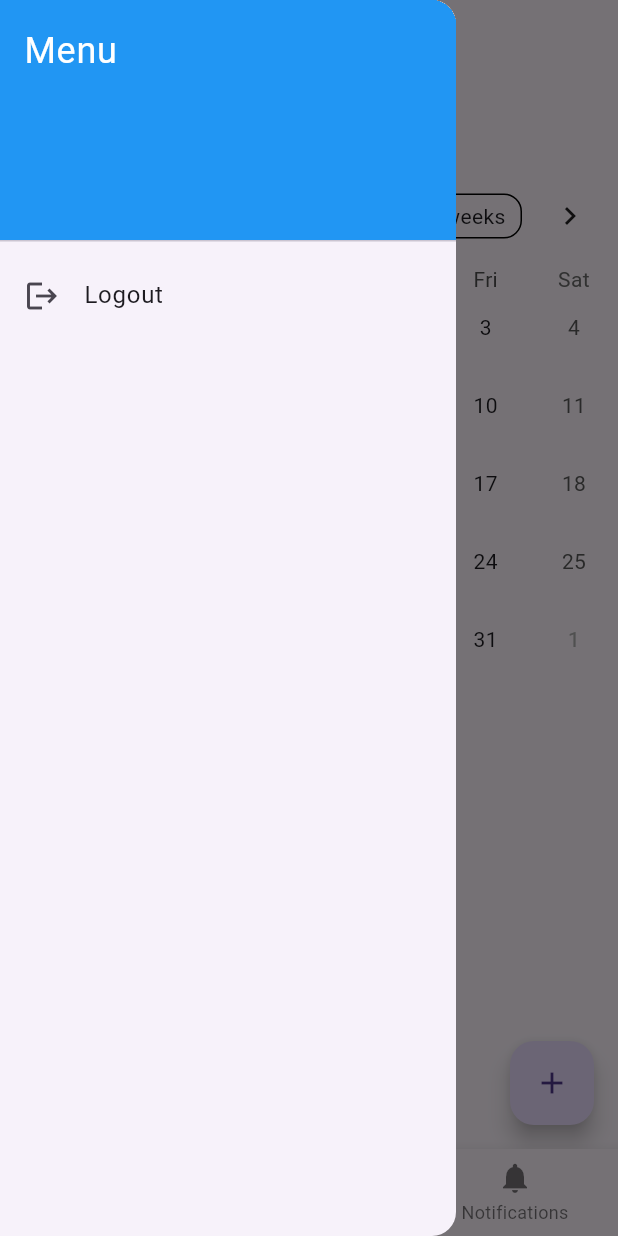
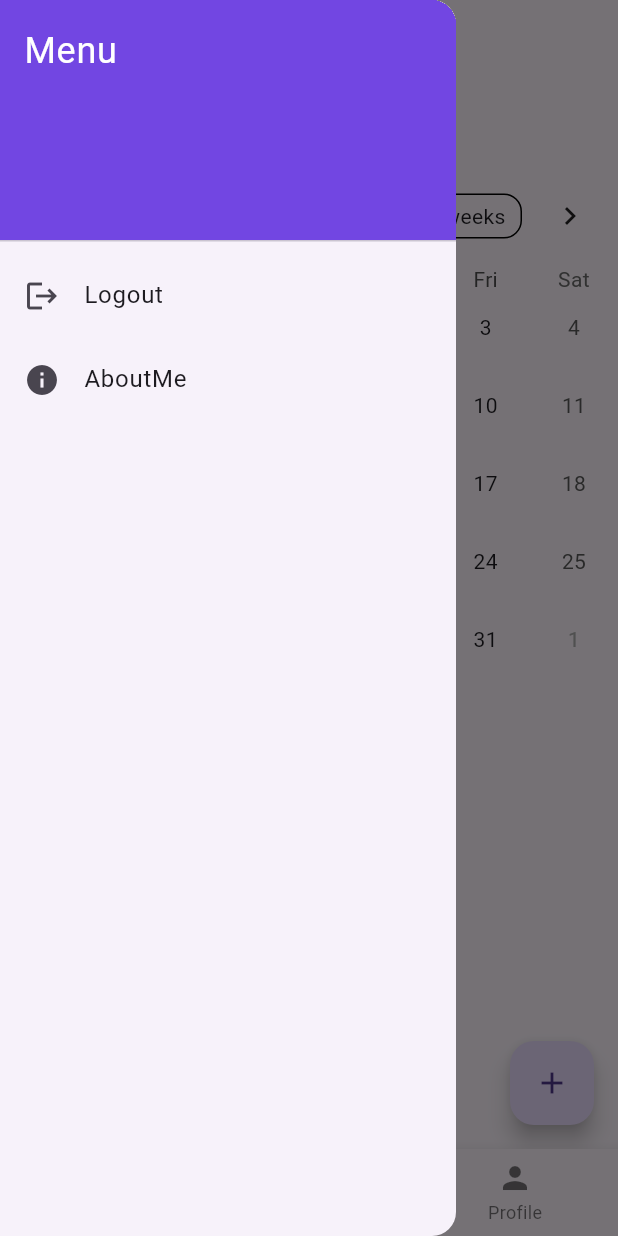
Before and after one commit to MYAT-THEINGI-MIN/Study-Partners, a Flutter app: the screen it shows once a user with an empty profile is signed in, with the side drawer open, on a phone screen of 412 x 824 dp. Run offline on Flutter 3.47's test engine with Material 3 defaults, Android fonts, the phone set to English and light mode, and no system bars; drawn by our look-alikes of table_calendar; our stand-ins replace cloud_firestore, equatable, firebase_auth, firebase_core, flutter_bloc, shared_preferences; accounts and stored records are empty; network calls fail.

Commit message:
may23_update

```diff
--- a/lib/screens/homePg.dart
+++ b/lib/screens/homePg.dart
@@ -1,6 +1,7 @@
 import 'package:flutter/material.dart';
 import 'package:firebase_auth/firebase_auth.dart';
 import 'package:sp_test/screens/PlannerPg.dart';
+import 'package:sp_test/screens/aboutMe.dart';
 import 'loginPg.dart';
 import 'chatUserListPg.dart';
 
@@ -15,7 +16,7 @@ class _HomePgState extends State<homePg> {
   static List<Widget> _widgetOptions = <Widget>[
     PlannerPage(),
     ChatUserListPg(),
-    Notifications(),
+    ProfilePg(),
   ];
 
   void _onItemTapped(int index) {
@@ -48,7 +49,7 @@ class _HomePgState extends State<homePg> {
           children: <Widget>[
             const DrawerHeader(
               decoration: BoxDecoration(
-                color: Colors.blue,
+                color: Color.fromARGB(255, 114, 70, 226),
               ),
               child: Text(
                 'Menu',
@@ -63,6 +64,16 @@ class _HomePgState extends State<homePg> {
               title: const Text('Logout'),
               onTap: () => _logout(context),
             ),
+            ListTile(
+              leading: const Icon(Icons.info),
+              title: const Text('AboutMe'),
+              onTap: () {
+                Navigator.push(
+                  context,
+                  MaterialPageRoute(builder: (context) => AboutMePg()),
+                );
+              },
+            )
           ],
         ),
       ),
@@ -72,7 +83,7 @@ class _HomePgState extends State<homePg> {
       bottomNavigationBar: BottomNavigationBar(
         items: const <BottomNavigationBarItem>[
           BottomNavigationBarItem(
-            icon: Icon(Icons.home),
+            icon: Icon(Icons.calendar_view_day_rounded),
             label: 'Planner',
           ),
           BottomNavigationBarItem(
@@ -80,8 +91,8 @@ class _HomePgState extends State<homePg> {
             label: 'Chat',
           ),
           BottomNavigationBarItem(
-            icon: Icon(Icons.notifications),
-            label: 'Notifications',
+            icon: Icon(Icons.person),
+            label: 'Profile',
           ),
         ],
         currentIndex: _selectedIndex,
@@ -92,11 +103,11 @@ class _HomePgState extends State<homePg> {
   }
 }
 
-class Notifications extends StatelessWidget {
-  const Notifications({Key? key}) : super(key: key);
+class ProfilePg extends StatelessWidget {
+  const ProfilePg({Key? key}) : super(key: key);
 
   @override
   Widget build(BuildContext context) {
-    return const Scaffold(body: const Text("This is notification Section"));
+    return const Scaffold(body: const Text("This is Profile Section"));
   }
 }
```
Also changed, not shown: lib/screens/aboutMe.dart (added, +22 -0 lines), lib/screens/chatRoom.dart (+15 -11 lines), lib/screens/chatUserListPg.dart (+74 -39 lines).
